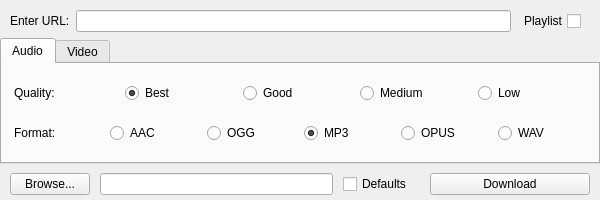
Before: the Qt Designer form src/ytdl.ui in barak/ytdl-gui, drawn with Qt 5.
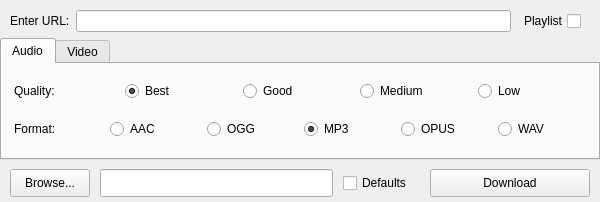
After: the same form once the commit is applied. The open tabs and pages were chosen to show the change.

Commit message: Improvement to the interface to make it similar to the non-resizable one by default

Patch:
```diff
--- a/src/ytdl.ui
+++ b/src/ytdl.ui
@@ -10,7 +10,7 @@
     <x>0</x>
     <y>0</y>
     <width>600</width>
-    <height>200</height>
+    <height>202</height>
    </rect>
   </property>
   <property name="sizePolicy">
@@ -100,6 +100,8 @@
      </layout>
     </item>
     <item>
+     <layout class="QVBoxLayout" name="tabsLayout">
+      <item>
      <widget class="QTabWidget" name="Tabs">
       <property name="sizePolicy">
        <sizepolicy hsizetype="Minimum" vsizetype="Minimum">
@@ -535,6 +537,8 @@
       </widget>
      </widget>
     </item>
+     </layout>
+    </item>
     <item>
      <layout class="QHBoxLayout" name="downloadLayout">
       <property name="spacing">
@@ -560,6 +564,18 @@
           <verstretch>0</verstretch>
          </sizepolicy>
         </property>
+        <property name="minimumSize">
+         <size>
+          <width>0</width>
+          <height>20</height>
+         </size>
+        </property>
+        <property name="maximumSize">
+         <size>
+          <width>16777215</width>
+          <height>28</height>
+         </size>
+        </property>
         <property name="text">
          <string>Browse...</string>
         </property>
@@ -576,7 +592,7 @@
         <property name="maximumSize">
          <size>
           <width>240</width>
-          <height>16777215</height>
+          <height>28</height>
          </size>
         </property>
        </widget>
@@ -611,7 +627,13 @@
         <property name="minimumSize">
          <size>
           <width>160</width>
-          <height>0</height>
+          <height>20</height>
+         </size>
+        </property>
+        <property name="maximumSize">
+         <size>
+          <width>16777215</width>
+          <height>28</height>
          </size>
         </property>
         <property name="text">
```
Left out of the diff: 21 changed lines with no effect on the pictures. Lines whose indentation alone changed are shown as unchanged.
